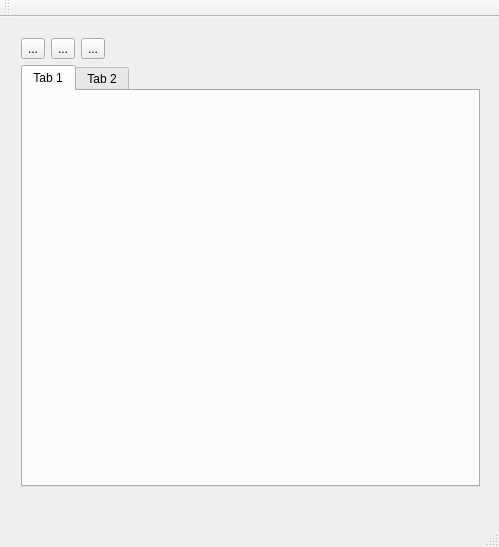
Above: APSavegameEditor/APSavegameEditor.ui from odom11/ap_savegame_editor before the change. Below: the same form after it.
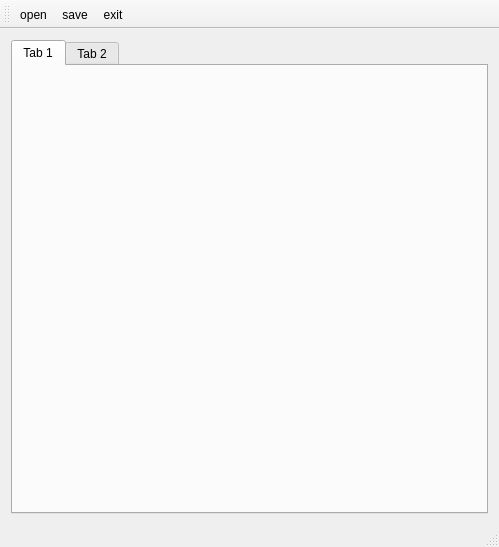
That is the form after the change.

Patch:
```diff
--- a/APSavegameEditor/APSavegameEditor.ui
+++ b/APSavegameEditor/APSavegameEditor.ui
@@ -14,60 +14,7 @@
    <string>APSavegameEditor</string>
   </property>
   <widget class="QWidget" name="centralWidget">
-   <widget class="QWidget" name="verticalLayoutWidget">
-    <property name="geometry">
-     <rect>
-      <x>10</x>
-      <y>10</y>
-      <width>481</width>
-      <height>471</height>
-     </rect>
-    </property>
     <layout class="QVBoxLayout" name="verticalLayout">
-     <item>
-      <layout class="QHBoxLayout" name="horizontalLayout">
-       <item>
-        <widget class="QToolButton" name="openButton">
-         <property name="text">
-          <string>...</string>
-         </property>
-        </widget>
-       </item>
-       <item>
-        <widget class="QToolButton" name="saveButton">
-         <property name="text">
-          <string>...</string>
-         </property>
-        </widget>
-       </item>
-       <item>
-        <widget class="QToolButton" name="closeButton">
-         <property name="text">
-          <string>...</string>
-         </property>
-         <property name="iconSize">
-          <size>
-           <width>40</width>
-           <height>40</height>
-          </size>
-         </property>
-        </widget>
-       </item>
-       <item>
-        <spacer name="horizontalSpacer">
-         <property name="orientation">
-          <enum>Qt::Horizontal</enum>
-         </property>
-         <property name="sizeHint" stdset="0">
-          <size>
-           <width>40</width>
-           <height>20</height>
-          </size>
-         </property>
-        </spacer>
-       </item>
-      </layout>
-     </item>
      <item>
       <widget class="QTabWidget" name="tabWidget">
        <property name="currentIndex">
@@ -92,7 +39,6 @@
      </item>
     </layout>
    </widget>
-  </widget>
   <widget class="QMenuBar" name="menuBar">
    <property name="geometry">
     <rect>
@@ -110,8 +56,35 @@
    <attribute name="toolBarBreak">
     <bool>false</bool>
    </attribute>
+   <addaction name="actionopen"/>
+   <addaction name="actionsave"/>
+   <addaction name="actionexit"/>
   </widget>
   <widget class="QStatusBar" name="statusBar"/>
+  <action name="actionopen">
+   <property name="text">
+    <string>open</string>
+   </property>
+   <property name="toolTip">
+    <string>Savegame öffen</string>
+   </property>
+  </action>
+  <action name="actionsave">
+   <property name="text">
+    <string>save</string>
+   </property>
+   <property name="toolTip">
+    <string>Modifikationen zurückschreiben</string>
+   </property>
+  </action>
+  <action name="actionexit">
+   <property name="text">
+    <string>exit</string>
+   </property>
+   <property name="toolTip">
+    <string>Programm beenden</string>
+   </property>
+  </action>
  </widget>
  <layoutdefault spacing="6" margin="11"/>
  <resources>
```
Lines whose indentation alone changed are shown as unchanged.
